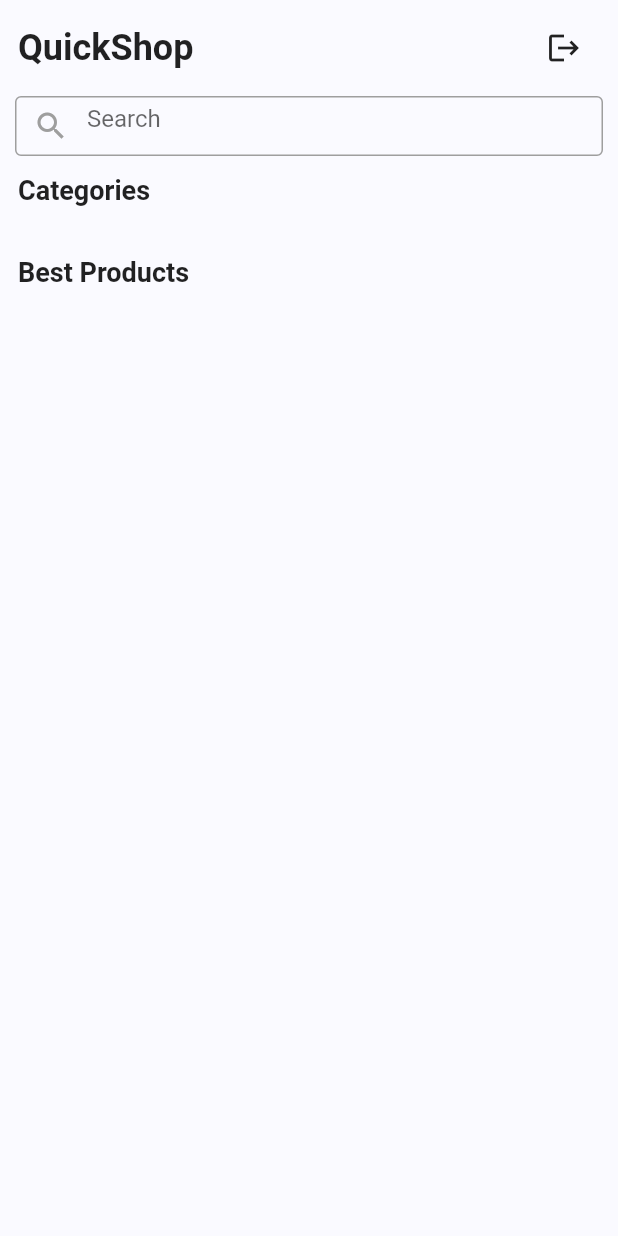
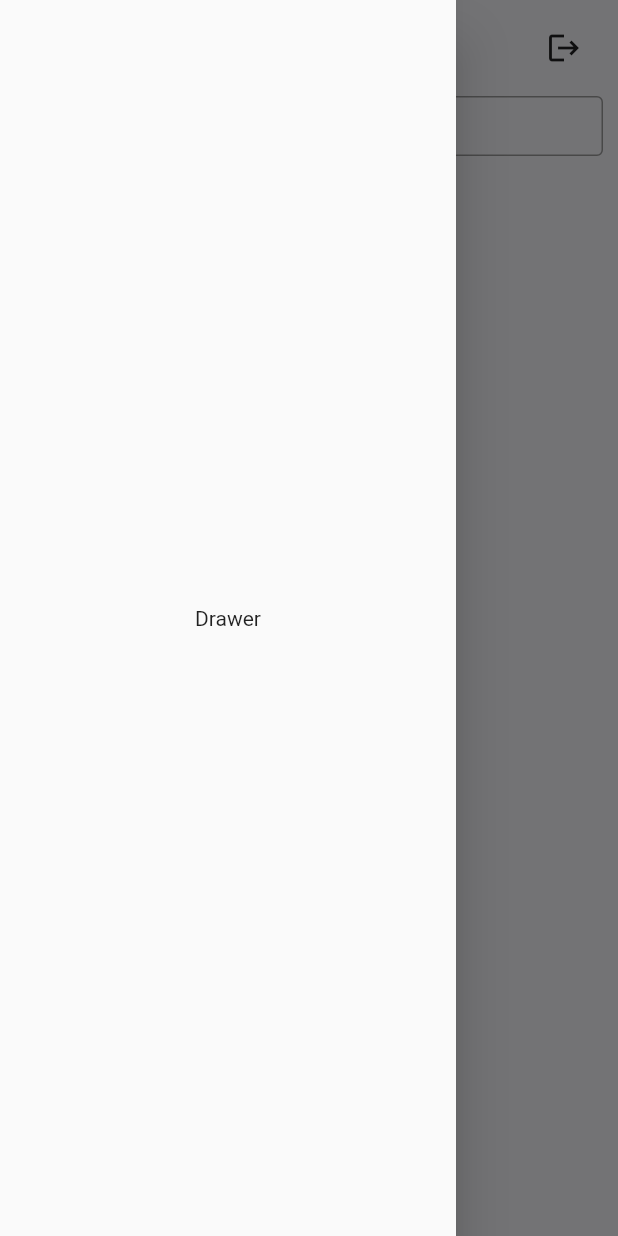
Before and after one commit to minhaz74692/quickshop_ecommerce, a Flutter app: the screen it shows once a user with an empty profile is signed in, with the side drawer open (before the commit the screen has no drawer), on a phone screen of 412 x 824 dp. Run offline on Flutter 3.47's test engine with Material 2 defaults, Android fonts, the phone set to English and light mode, and no system bars; our stand-ins replace cloud_firestore, firebase_auth, firebase_core, fluttertoast; accounts and stored records are empty; generated files the repository leaves out were written again.

Commit message:
Add Drawer

```diff
--- a/lib/screens/home.dart
+++ b/lib/screens/home.dart
@@ -8,6 +8,7 @@ import 'package:quickshop_ecommerce/screens/Welcome_page.dart';
 import 'package:quickshop_ecommerce/screens/product_details.dart';
 import 'package:quickshop_ecommerce/utils/nextscreen.dart';
 import 'package:quickshop_ecommerce/utils/products_list.dart';
+import 'package:quickshop_ecommerce/widgets/drawer.dart';
 import 'package:quickshop_ecommerce/widgets/top_titles.dart';
 import 'package:flutter/material.dart';
 
@@ -41,10 +42,14 @@ class _HomepageState extends State<Homepage> {
     });
   }
 
+  var scaffoldKey = GlobalKey<ScaffoldState>();
+
   @override
   Widget build(BuildContext context) {
     return SafeArea(
       child: Scaffold(
+        drawer: DrawerMenu(),
+        key: scaffoldKey,
         backgroundColor: Color.fromARGB(255, 250, 250, 255),
         body: isLoading
             ? Center(
@@ -66,6 +71,11 @@ class _HomepageState extends State<Homepage> {
                       child: Row(
                         mainAxisAlignment: MainAxisAlignment.spaceBetween,
                         children: [
+                          IconButton(
+                              onPressed: () {
+                                scaffoldKey.currentState!.openDrawer();
+                              },
+                              icon: Icon(Icons.menu)),
                           Text(
                             'QuickShop',
                             style: TextStyle(
--- /dev/null
+++ b/lib/widgets/drawer.dart
@@ -0,0 +1,11 @@
+import 'package:flutter/material.dart';
+
+class DrawerMenu extends StatelessWidget {
+  const DrawerMenu({super.key});
+
+  // TODO: Complete Drawer Widget
+  @override
+  Widget build(BuildContext context) {
+    return Drawer(child: Center(child: Text('Drawer')));
+  }
+}
```
